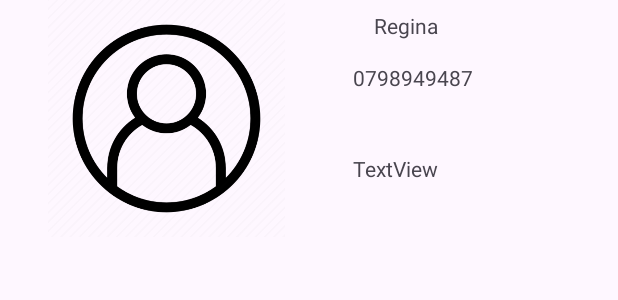
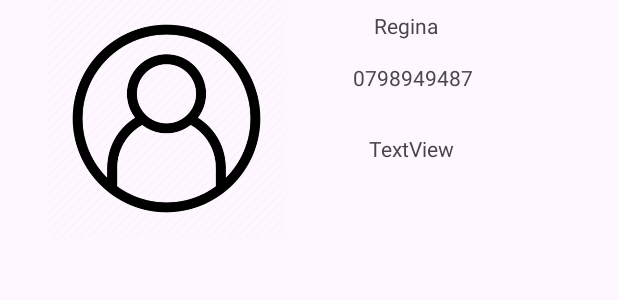
Before and after one commit to ReginaChege/goodg, an Android app: the layout contact_list_item.xml on its own in the app's theme, with its tools: preview values and no code run, on a phone screen of 412 x 824 dp. Shown: the top 300 px of the screen. Run offline under Robolectric (Android 15) with nearby library versions, the phone set to English and light mode, and no system bars.

Commit message:
contact section

```diff
--- a/app/src/main/res/layout/contact_list_item.xml
+++ b/app/src/main/res/layout/contact_list_item.xml
@@ -41,8 +41,8 @@
         android:id="@+id/tvEmail"
         android:layout_width="wrap_content"
         android:layout_height="wrap_content"
-        android:layout_marginStart="29dp"
-        android:layout_marginTop="41dp"
+        android:layout_marginStart="40dp"
+        android:layout_marginTop="28dp"
         android:text="TextView"
         app:layout_constraintStart_toEndOf="@+id/ivavatar"
         app:layout_constraintTop_toBottomOf="@+id/tvPhoneNumber" />
```
Also changed, not shown: app/src/main/java/com/example/contact/ContactAdapter.kt (+6 -4 lines), app/src/main/java/com/example/contact/MainActivity.kt (+10 -6 lines).
